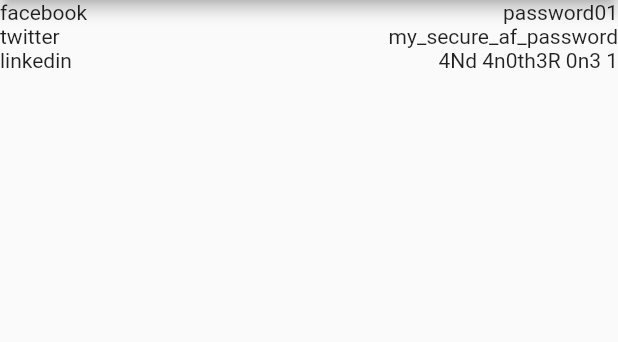
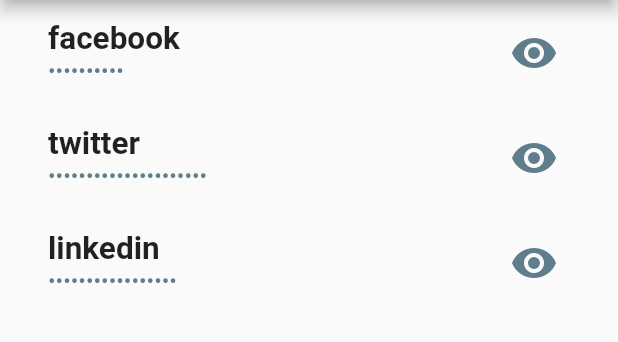
Before and after one commit to remysanfeliu/flutter-safeword, a Flutter app: the screen it shows after launch, on a phone screen of 412 x 824 dp, the part 84-426 px from its top. Run offline on Flutter 3.47's test engine with Material 2 defaults, Android fonts, the phone set to English and light mode, and no system bars.

Commit message:
[FEAT] Nicer UI + Added obfuscation of the passwords (with toggle)

```diff
--- a/lib/services/PasswordProvider.service.dart
+++ b/lib/services/PasswordProvider.service.dart
@@ -1,8 +1,6 @@
 import '../model/Password.dart';
 
-/**
- * This Provider handles the password repository and allows to fetch and save passwords.
- */
+/// This Provider handles the password repository and allows to fetch and save passwords.
 class PasswordProvider {
 
   // Initializing the repo with a bunch of samples
--- a/lib/widgets/PasswordCellWidget.dart
+++ b/lib/widgets/PasswordCellWidget.dart
@@ -17,17 +17,51 @@ class PasswordCellWidget extends StatefulWidget {
 class _PasswordCellState extends State<PasswordCellWidget> {
 
   Password _pwd;
+  TextStyle labelStyle = TextStyle(color: Colors.black87, fontSize: 21.0, fontWeight: FontWeight.bold);
+  TextStyle pwdStyle = TextStyle(color: Colors.blueGrey, fontSize: 15.0);
+
+  Text passwordText;
+
+  bool _isVisible = false;
 
   _PasswordCellState(this._pwd);
+
+  void onVIsibilityPressed() {
+    setState(() {
+          this._isVisible = !this._isVisible;
+        });
+  }
 
   @override
   Widget build(BuildContext context) {
 
-    return new Row(children: <Widget>[
-      new Expanded(child: new Text(this._pwd.label, textAlign: TextAlign.left)),
-      new Expanded(child: new Text(this._pwd.password, textAlign: TextAlign.right))
-    ]);
+    if (this._isVisible){
+      passwordText = new Text(this._pwd.password, textAlign: TextAlign.left, style: this.pwdStyle);
+    } else {
+      passwordText = new Text(this._obfuscatedString(this._pwd.password), textAlign: TextAlign.left, style: this.pwdStyle);
+    }
 
+    return new Container(
+      height: 70.0,
+      padding: EdgeInsets.symmetric(horizontal: 32.0, vertical: 8.0),
+      child: new Row(crossAxisAlignment: CrossAxisAlignment.center, children: <Widget>[
+        new Expanded(child:
+          new Column(crossAxisAlignment: CrossAxisAlignment.start, mainAxisAlignment: MainAxisAlignment.center, children: <Widget>[
+            new Text(this._pwd.label, textAlign: TextAlign.left, style: labelStyle),
+            this.passwordText
+          ]),
+        ),
+        new IconButton(icon: new Icon(Icons.visibility, color: Colors.blueGrey, size: 32.0), onPressed: this.onVIsibilityPressed)
+      ])
+    );
+  }
+
+  String _obfuscatedString(String str) {
+    String obfuscated = '';
+    for (int i = 0; i < str.length; i++){
+      obfuscated = obfuscated + '•';
+    }
+    return obfuscated;
   }
 
 }
--- a/lib/widgets/screens/SearchScreen.dart
+++ b/lib/widgets/screens/SearchScreen.dart
@@ -11,11 +11,6 @@ class SearchScreen extends StatefulWidget {
 }
 
 class _SearchScreenState extends State<SearchScreen> {
-  int _counter = 0;
-
-  _refineSearch(String query) {
-    print(query);
-  }
 
   @override
   Widget build(BuildContext context) {
```
